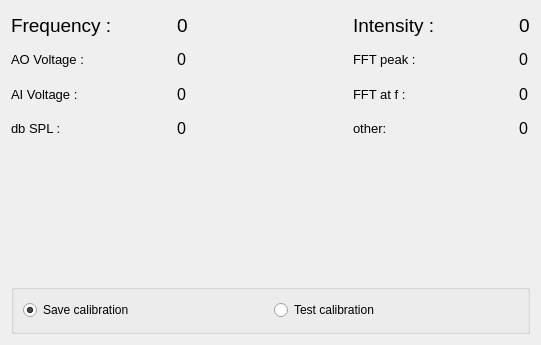
The window that spikeylab/calibration/calibration_widget.ui (portfors-lab/sparkle) describes before a commit, drawn with Qt 5.
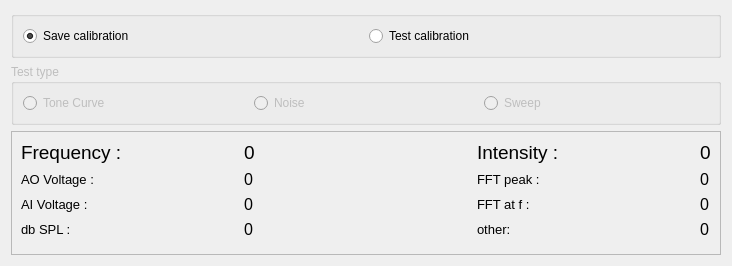
The same window after the commit. Custom widgets are drawn as their Qt base class.

Commit message: integrating noise calibration method into UI

What changed in the file:
```diff
--- a/spikeylab/calibration/calibration_widget.ui
+++ b/spikeylab/calibration/calibration_widget.ui
@@ -6,8 +6,8 @@
    <rect>
     <x>0</x>
     <y>0</y>
-    <width>541</width>
-    <height>345</height>
+    <width>732</width>
+    <height>253</height>
    </rect>
   </property>
   <property name="windowTitle">
@@ -15,6 +15,94 @@
   </property>
   <layout class="QVBoxLayout" name="verticalLayout">
    <item>
+    <widget class="QGroupBox" name="calgroup">
+     <property name="maximumSize">
+      <size>
+       <width>16777215</width>
+       <height>50</height>
+      </size>
+     </property>
+     <property name="font">
+      <font>
+       <kerning>true</kerning>
+      </font>
+     </property>
+     <property name="title">
+      <string/>
+     </property>
+     <property name="flat">
+      <bool>false</bool>
+     </property>
+     <property name="checkable">
+      <bool>false</bool>
+     </property>
+     <layout class="QHBoxLayout" name="horizontalLayout_4">
+      <item>
+       <widget class="QRadioButton" name="savecal_ckbx">
+        <property name="text">
+         <string>Save calibration</string>
+        </property>
+        <property name="checked">
+         <bool>true</bool>
+        </property>
+       </widget>
+      </item>
+      <item>
+       <widget class="QRadioButton" name="applycal_ckbx">
+        <property name="text">
+         <string>Test calibration</string>
+        </property>
+       </widget>
+      </item>
+     </layout>
+    </widget>
+   </item>
+   <item>
+    <widget class="QGroupBox" name="groupBox">
+     <property name="enabled">
+      <bool>false</bool>
+     </property>
+     <property name="title">
+      <string>Test type</string>
+     </property>
+     <layout class="QHBoxLayout" name="horizontalLayout">
+      <item>
+       <widget class="QRadioButton" name="tc_radio">
+        <property name="text">
+         <string>Tone Curve</string>
+        </property>
+       </widget>
+      </item>
+      <item>
+       <widget class="QRadioButton" name="noise_radio">
+        <property name="text">
+         <string>Noise</string>
+        </property>
+       </widget>
+      </item>
+      <item>
+       <widget class="QRadioButton" name="chirp_radio">
+        <property name="text">
+         <string>Sweep</string>
+        </property>
+       </widget>
+      </item>
+     </layout>
+    </widget>
+   </item>
+   <item>
+    <widget class="QFrame" name="frame">
+     <property name="frameShape">
+      <enum>QFrame::StyledPanel</enum>
+     </property>
+     <property name="frameShadow">
+      <enum>QFrame::Raised</enum>
+     </property>
+     <layout class="QVBoxLayout" name="verticalLayout_2">
+      <property name="margin">
+       <number>9</number>
+      </property>
+      <item>
     <layout class="QGridLayout" name="gridLayout">
      <item row="0" column="3">
       <widget class="QLabel" name="label_11">
@@ -238,46 +326,6 @@
    <item>
     <widget class="TuningCurveEditor" name="curve_widget" native="true"/>
    </item>
-   <item>
-    <widget class="QGroupBox" name="calgroup">
-     <property name="maximumSize">
-      <size>
-       <width>16777215</width>
-       <height>50</height>
-      </size>
-     </property>
-     <property name="font">
-      <font>
-       <kerning>true</kerning>
-      </font>
-     </property>
-     <property name="title">
-      <string/>
-     </property>
-     <property name="flat">
-      <bool>false</bool>
-     </property>
-     <property name="checkable">
-      <bool>false</bool>
-     </property>
-     <layout class="QHBoxLayout" name="horizontalLayout_4">
-      <item>
-       <widget class="QRadioButton" name="savecal_ckbx">
-        <property name="text">
-         <string>Save calibration</string>
-        </property>
-        <property name="checked">
-         <bool>true</bool>
-        </property>
-       </widget>
-      </item>
-      <item>
-       <widget class="QRadioButton" name="applycal_ckbx">
-        <property name="text">
-         <string>Test calibration</string>
-        </property>
-       </widget>
-      </item>
      </layout>
     </widget>
    </item>
```
Left out of the diff: 269 changed lines with no effect on the pictures. Lines whose indentation alone changed are shown as unchanged. The commit also changes 11 other files.
